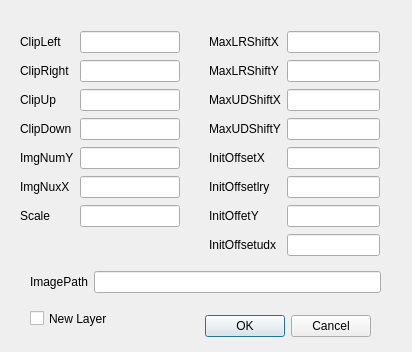
Old version of the form StitchView/cparadialog.ui in the repository chenyufjfz/ChipPintu.
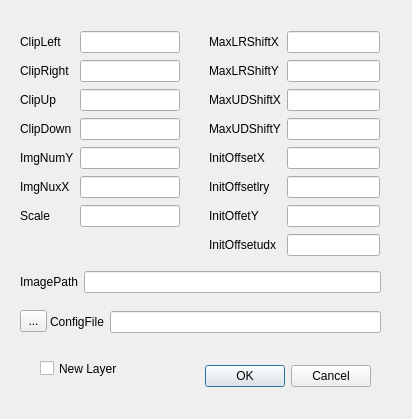
New version of the form.

Commit message: Add config file and AlignIdeaPos function

What changed in the file:
```diff
--- a/StitchView/cparadialog.ui
+++ b/StitchView/cparadialog.ui
@@ -7,7 +7,7 @@
     <x>0</x>
     <y>0</y>
     <width>412</width>
-    <height>352</height>
+    <height>419</height>
    </rect>
   </property>
   <property name="windowTitle">
@@ -17,7 +17,7 @@
    <property name="geometry">
     <rect>
      <x>150</x>
-     <y>310</y>
+     <y>360</y>
      <width>221</width>
      <height>32</height>
     </rect>
@@ -206,9 +206,9 @@
   <widget class="QWidget" name="layoutWidget">
    <property name="geometry">
     <rect>
-     <x>30</x>
+     <x>20</x>
      <y>270</y>
-     <width>351</width>
+     <width>361</width>
      <height>24</height>
     </rect>
    </property>
@@ -228,8 +228,8 @@
   <widget class="QCheckBox" name="new_layer">
    <property name="geometry">
     <rect>
-     <x>30</x>
-     <y>310</y>
+     <x>40</x>
+     <y>360</y>
      <width>81</width>
      <height>17</height>
     </rect>
@@ -238,6 +238,41 @@
     <string>New Layer</string>
    </property>
   </widget>
+  <widget class="QWidget" name="layoutWidget_2">
+   <property name="geometry">
+    <rect>
+     <x>50</x>
+     <y>310</y>
+     <width>331</width>
+     <height>24</height>
+    </rect>
+   </property>
+   <layout class="QHBoxLayout" name="horizontalLayout_2">
+    <item>
+     <widget class="QLabel" name="label_15">
+      <property name="text">
+       <string>ConfigFile</string>
+      </property>
+     </widget>
+    </item>
+    <item>
+     <widget class="QLineEdit" name="config_file"/>
+    </item>
+   </layout>
+  </widget>
+  <widget class="QToolButton" name="ConfigButton">
+   <property name="geometry">
+    <rect>
+     <x>20</x>
+     <y>310</y>
+     <width>27</width>
+     <height>22</height>
+    </rect>
+   </property>
+   <property name="text">
+    <string>...</string>
+   </property>
+  </widget>
  </widget>
  <resources/>
  <connections>
```
The commit also changes 14 other files.
